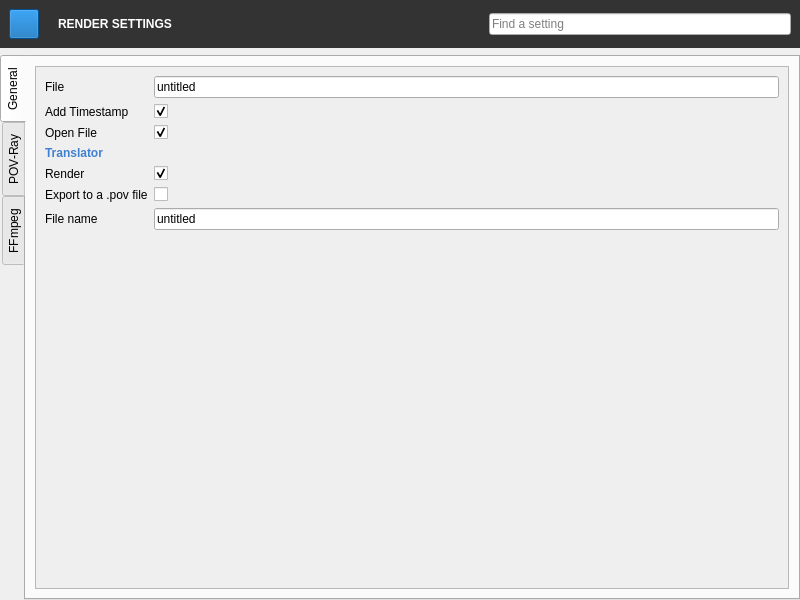
Michalaq/ChromosomeVisualizer, file QChromosome/rendersettings.ui: the form before one commit.
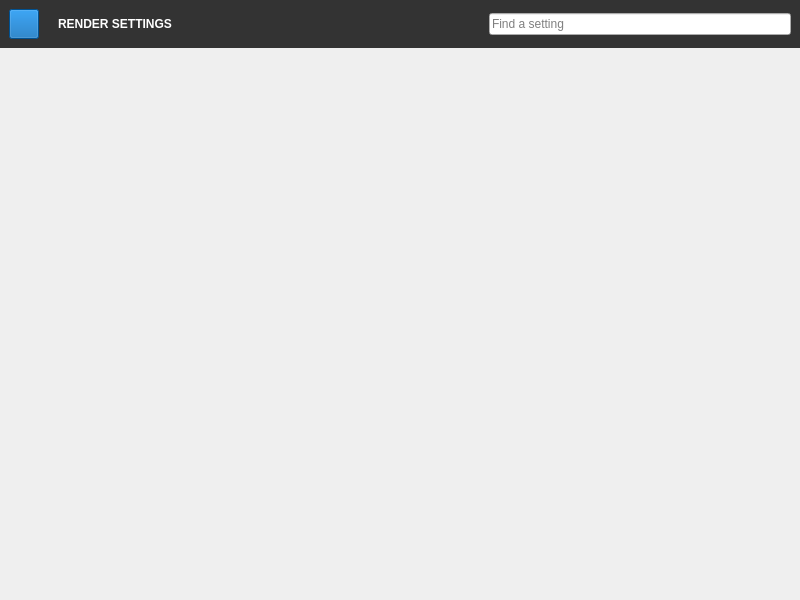
The form after the commit. Icons and pictures are not drawn. Custom widgets are drawn as their Qt base class.

Commit message: Totally removed old render settings and replacd the with new ones

Patch:
```diff
--- a/QChromosome/rendersettings.ui
+++ b/QChromosome/rendersettings.ui
@@ -401,293 +401,6 @@
     <item>
      <widget class="QStackedWidget" name="stackedWidget"/>
     </item>
-    <item>
-     <widget class="QTabWidget" name="TabWidget">
-      <property name="tabPosition">
-       <enum>QTabWidget::West</enum>
-      </property>
-      <widget class="QWidget" name="tabSave">
-       <attribute name="title">
-        <string>General</string>
-       </attribute>
-       <layout class="QGridLayout" name="gridLayout_3">
-        <item row="0" column="0">
-         <widget class="QScrollArea" name="scrollArea_2">
-          <property name="widgetResizable">
-           <bool>true</bool>
-          </property>
-          <widget class="QWidget" name="scrollAreaWidgetContents_2">
-           <property name="geometry">
-            <rect>
-             <x>0</x>
-             <y>0</y>
-             <width>602</width>
-             <height>534</height>
-            </rect>
-           </property>
-           <layout class="QGridLayout" name="gridLayout_4">
-            <item row="5" column="0">
-             <widget class="QLabel" name="label_33">
-              <property name="text">
-               <string>Export to a .pov file</string>
-              </property>
-             </widget>
-            </item>
-            <item row="6" column="0">
-             <widget class="QLabel" name="label_31">
-              <property name="text">
-               <string>File name</string>
-              </property>
-             </widget>
-            </item>
-            <item row="5" column="1">
-             <widget class="QCheckBox" name="checkBox_3"/>
-            </item>
-            <item row="4" column="1">
-             <widget class="QCheckBox" name="checkBox_2">
-              <property name="checked">
-               <bool>true</bool>
-              </property>
-             </widget>
-            </item>
-            <item row="6" column="1">
-             <widget class="FileEdit" name="lineEdit_3">
-              <property name="text">
-               <string>untitled</string>
-              </property>
-             </widget>
-            </item>
-            <item row="7" column="0">
-             <spacer name="verticalSpacer_2">
-              <property name="orientation">
-               <enum>Qt::Vertical</enum>
-              </property>
-              <property name="sizeHint" stdset="0">
-               <size>
-                <width>20</width>
-                <height>40</height>
-               </size>
-              </property>
-             </spacer>
-            </item>
-            <item row="0" column="0">
-             <widget class="QLabel" name="label_4">
-              <property name="text">
-               <string>File</string>
-              </property>
-             </widget>
-            </item>
-            <item row="0" column="1">
-             <widget class="FileEdit" name="lineEdit">
-              <property name="text">
-               <string>untitled</string>
-              </property>
-             </widget>
-            </item>
-            <item row="1" column="0">
-             <widget class="QLabel" name="label_15">
-              <property name="text">
-               <string>Add Timestamp</string>
-              </property>
-             </widget>
-            </item>
-            <item row="1" column="1">
-             <widget class="QCheckBox" name="timestampCheckBox">
-              <property name="text">
-               <string/>
-              </property>
-              <property name="checked">
-               <bool>true</bool>
-              </property>
-             </widget>
-            </item>
-            <item row="2" column="0">
-             <widget class="QLabel" name="label_25">
-              <property name="text">
-               <string>Open File</string>
-              </property>
-             </widget>
-            </item>
-            <item row="2" column="1">
-             <widget class="QCheckBox" name="openFileCheckBox">
-              <property name="text">
-               <string/>
-              </property>
-              <property name="checked">
-               <bool>true</bool>
-              </property>
-             </widget>
-            </item>
-            <item row="3" column="0" colspan="2">
-             <widget class="QLabel" name="label_30">
-              <property name="styleSheet">
-               <string notr="true">	font: bold;
-	color: #4080d0;
-</string>
-              </property>
-              <property name="text">
-               <string>Translator</string>
-              </property>
-              <property name="class" stdset="0">
-               <string>section</string>
-              </property>
-             </widget>
-            </item>
-            <item row="4" column="0">
-             <widget class="QLabel" name="label_32">
-              <property name="text">
-               <string>Render</string>
-              </property>
-             </widget>
-            </item>
-           </layout>
-          </widget>
-         </widget>
-        </item>
-       </layout>
-      </widget>
-      <widget class="QWidget" name="tab">
-       <attribute name="title">
-        <string>POV-Ray</string>
-       </attribute>
-       <layout class="QVBoxLayout" name="verticalLayout_2">
-        <item>
-         <layout class="QHBoxLayout" name="horizontalLayout_2">
-          <item>
-           <widget class="MediaControl" name="pushButton_2">
-            <property name="enabled">
-             <bool>false</bool>
-            </property>
-            <property name="sizePolicy">
-             <sizepolicy hsizetype="Fixed" vsizetype="Fixed">
-              <horstretch>0</horstretch>
-              <verstretch>0</verstretch>
-             </sizepolicy>
-            </property>
-            <property name="minimumSize">
-             <size>
-              <width>24</width>
-              <height>24</height>
-             </size>
-            </property>
-            <property name="maximumSize">
-             <size>
-              <width>24</width>
-              <height>24</height>
-             </size>
-            </property>
-            <property name="styleSheet">
-             <string notr="true">background: white</string>
-            </property>
-            <property name="icon">
-             <iconset resource="icons.qrc">
-              <normaloff>:/render/povray</normaloff>:/render/povray</iconset>
-            </property>
-           </widget>
-          </item>
-          <item>
-           <widget class="QLabel" name="label_27">
-            <property name="font">
-             <font>
-              <family>Roboto</family>
-              <weight>75</weight>
-              <bold>true</bold>
-             </font>
-            </property>
-            <property name="text">
-             <string>POV-Ray</string>
-            </property>
-           </widget>
-          </item>
-         </layout>
-        </item>
-        <item>
-         <spacer name="verticalSpacer_5">
-          <property name="orientation">
-           <enum>Qt::Vertical</enum>
-          </property>
-          <property name="sizeHint" stdset="0">
-           <size>
-            <width>20</width>
-            <height>499</height>
-           </size>
-          </property>
-         </spacer>
-        </item>
-       </layout>
-      </widget>
-      <widget class="QWidget" name="tab_2">
-       <attribute name="title">
-        <string>FFmpeg</string>
-       </attribute>
-       <layout class="QVBoxLayout" name="verticalLayout_3">
-        <item>
-         <layout class="QHBoxLayout" name="horizontalLayout_3">
-          <item>
-           <widget class="MediaControl" name="pushButton_3">
-            <property name="enabled">
-             <bool>false</bool>
-            </property>
-            <property name="sizePolicy">
-             <sizepolicy hsizetype="Fixed" vsizetype="Fixed">
-              <horstretch>0</horstretch>
-              <verstretch>0</verstretch>
-             </sizepolicy>
-            </property>
-            <property name="minimumSize">
-             <size>
-              <width>24</width>
-              <height>24</height>
-             </size>
-            </property>
-            <property name="maximumSize">
-             <size>
-              <width>24</width>
-              <height>24</height>
-             </size>
-            </property>
-            <property name="styleSheet">
-             <string notr="true">background: white</string>
-            </property>
-            <property name="icon">
-             <iconset resource="icons.qrc">
-              <normaloff>:/render/ffmpeg</normaloff>:/render/ffmpeg</iconset>
-            </property>
-           </widget>
-          </item>
-          <item>
-           <widget class="QLabel" name="label_28">
-            <property name="font">
-             <font>
-              <family>Roboto</family>
-              <weight>75</weight>
-              <bold>true</bold>
-             </font>
-            </property>
-            <property name="text">
-             <string>FFmpeg</string>
-            </property>
-           </widget>
-          </item>
-         </layout>
-        </item>
-        <item>
-         <spacer name="verticalSpacer_6">
-          <property name="orientation">
-           <enum>Qt::Vertical</enum>
-          </property>
-          <property name="sizeHint" stdset="0">
-           <size>
-            <width>20</width>
-            <height>499</height>
-           </size>
-          </property>
-         </spacer>
-        </item>
-       </layout>
-      </widget>
-     </widget>
-    </item>
    </layout>
   </widget>
  </widget>
```
The commit also changes 6 other files.
